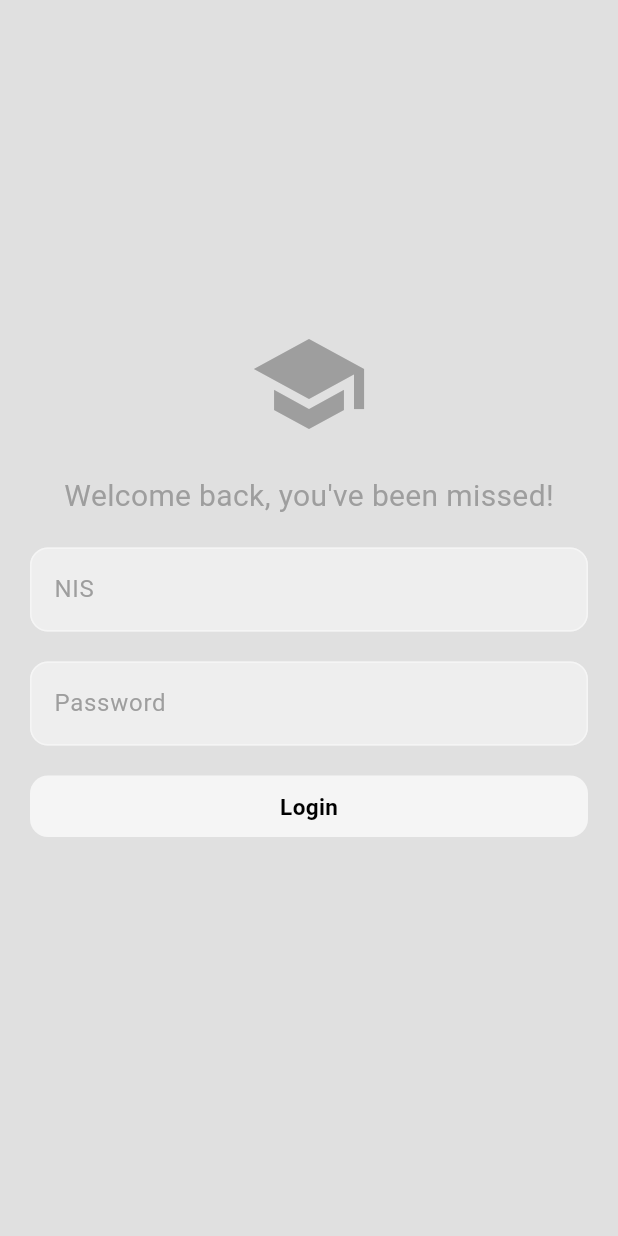
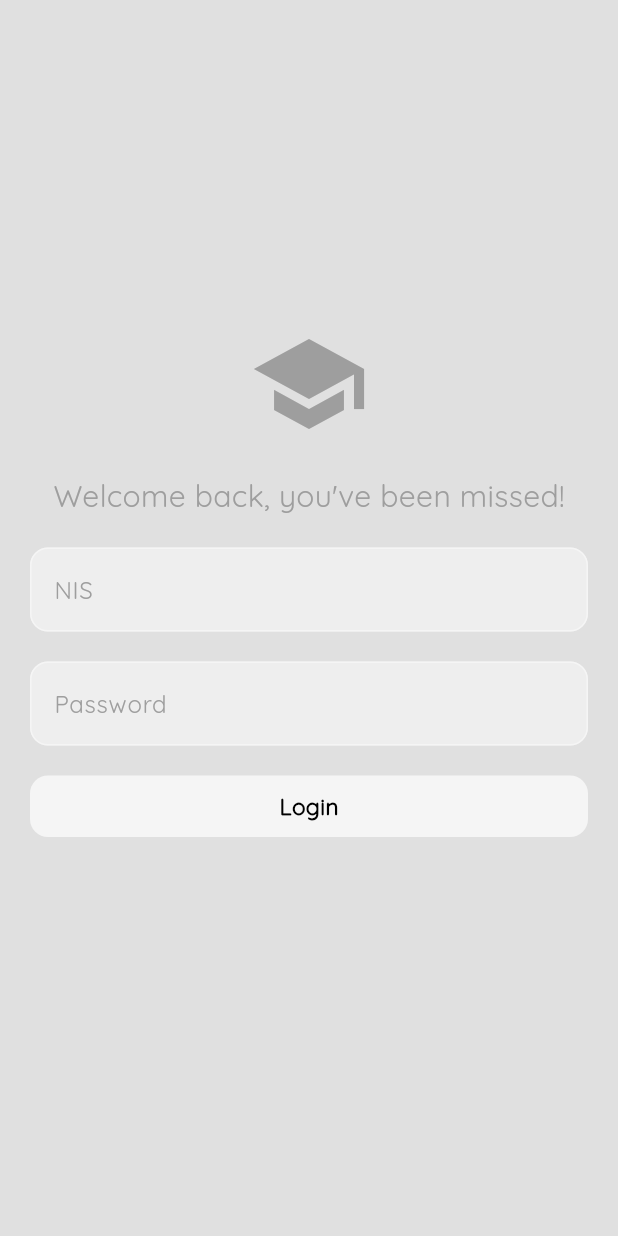
Before and after one commit to Lyraeth/social_media_bloc, a Flutter app: the screen it shows after launch, on a phone screen of 412 x 824 dp. Run offline on Flutter 3.47's test engine with Material 3 defaults, Android fonts, the light colour scheme and no system bars; our stand-ins replace flutter_bloc, flutter_secure_storage; accounts and stored records are empty.

Commit message:
core (fonts): add Quicksand fonts

```diff
--- a/lib/themes/light_mode.dart
+++ b/lib/themes/light_mode.dart
@@ -1,6 +1,7 @@
 import 'package:flutter/material.dart';
 
 ThemeData lightMode = ThemeData(
+  fontFamily: "Quicksand",
   colorScheme: ColorScheme.light(
     surface: Colors.grey.shade300,
     primary: Colors.grey.shade500,
```
Also changed, not shown: pubspec.yaml (+20 -11 lines), assets/fonts/Quicksand-Bold.ttf (added), assets/fonts/Quicksand-Regular.ttf (added).
